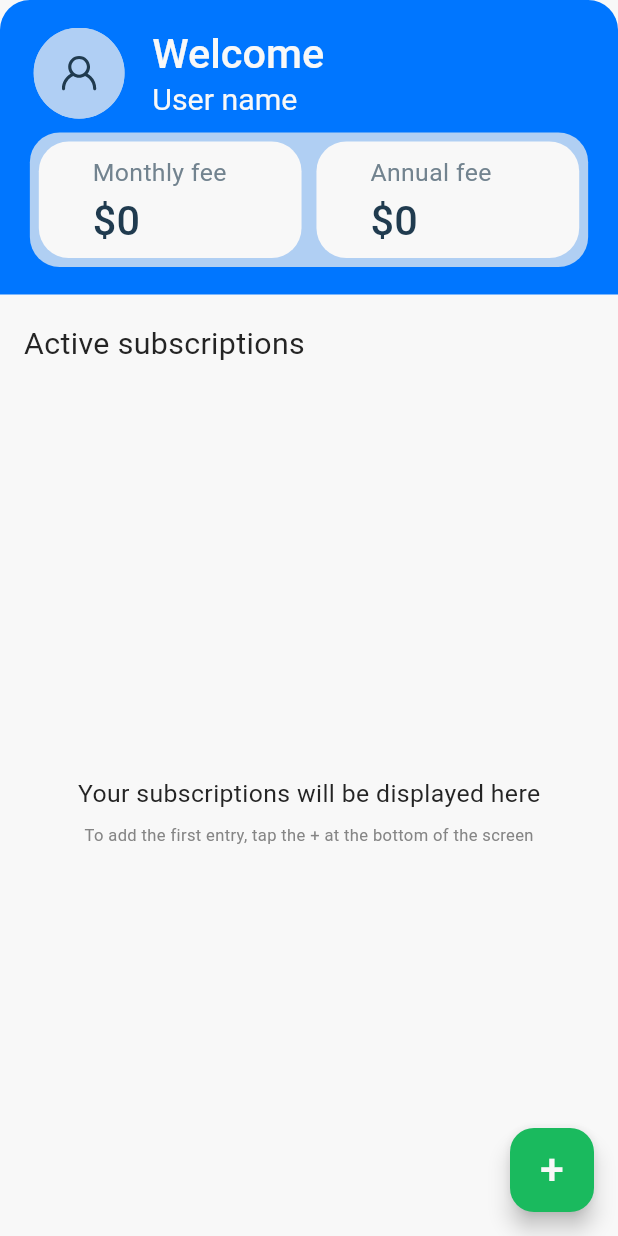
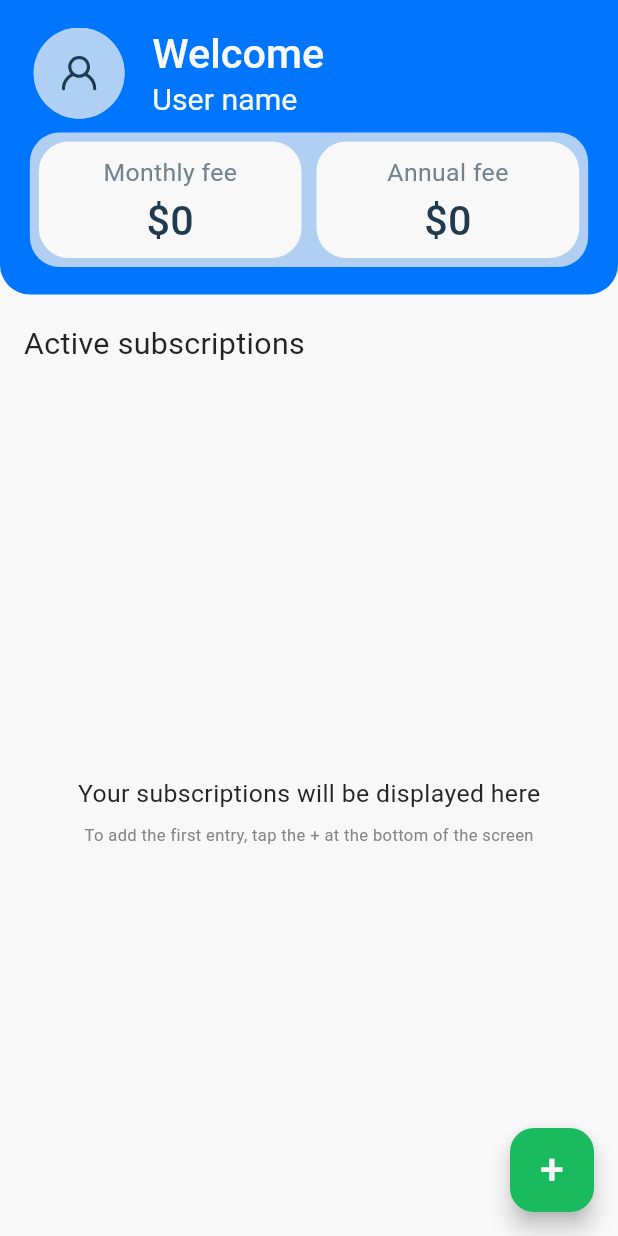
Before and after one commit to ArturKozack/app_p_81, a Flutter app: the HomePage screen opened by its route, on a phone screen of 412 x 824 dp. Run offline on Flutter 3.47's test engine with Material 3 defaults, Android fonts, the phone set to English and light mode, and no system bars; our stand-ins replace cached_network_image, calendar_date_picker2, connectivity_plus, flutter_native_splash, flutter_svg, hive and 4 more; missing offline and left inert: notification_permissions; accounts and stored records are empty; generated files the repository leaves out were written again; project files that could hold a hidden picture were left out.

Commit message:
fix: small UI changes

```diff
--- a/lib/presentation/calendar_page/calendar_page.dart
+++ b/lib/presentation/calendar_page/calendar_page.dart
@@ -80,7 +80,7 @@ class CalendarPageState extends State<CalendarPage> {
   Widget _buildActiveSubscriptions() {
     return Container(
       decoration: AppDecoration.fillLightBlueA.copyWith(
-        borderRadius: BorderRadiusStyle.customBorderBL20,
+        borderRadius: BorderRadiusStyle.customBorderT20,
       ),
       child: Column(
         crossAxisAlignment: CrossAxisAlignment.stretch,
@@ -90,7 +90,7 @@ class CalendarPageState extends State<CalendarPage> {
             child: Container(
               width: double.maxFinite,
               decoration: AppDecoration.fillGray200.copyWith(
-                borderRadius: BorderRadiusStyle.customBorderBL20,
+                borderRadius: BorderRadiusStyle.customBorderT20,
               ),
               padding: EdgeInsets.symmetric(
                 vertical: 16.h,
--- a/lib/presentation/home_page/home_page.dart
+++ b/lib/presentation/home_page/home_page.dart
@@ -50,7 +50,7 @@ class HomePage extends StatelessWidget {
       width: double.maxFinite,
       padding: EdgeInsets.symmetric(vertical: 20.v),
       decoration: AppDecoration.fillLightBlueA.copyWith(
-        borderRadius: BorderRadiusStyle.customBorderBL20,
+        borderRadius: BorderRadiusStyle.customBorderB20,
       ),
       child: Column(
         mainAxisSize: MainAxisSize.min,
@@ -160,7 +160,7 @@ class HomePage extends StatelessWidget {
 
     return Container(
       padding: EdgeInsets.symmetric(
-        horizontal: 36.h,
+        horizontal: 16.h,
         vertical: 6.v,
       ),
       decoration: AppDecoration.fillGray.copyWith(
@@ -168,7 +168,6 @@ class HomePage extends StatelessWidget {
       ),
       child: Column(
         mainAxisSize: MainAxisSize.min,
-        crossAxisAlignment: CrossAxisAlignment.start,
         mainAxisAlignment: MainAxisAlignment.center,
         children: [
           SizedBox(height: 4.v),
@@ -183,6 +182,8 @@ class HomePage extends StatelessWidget {
             style: theme.textTheme.headlineLarge!.copyWith(
               color: appTheme.blueGray900,
             ),
+            overflow: TextOverflow.ellipsis,
+            maxLines: 1,
           )
         ],
       ),
--- a/lib/theme/app_decoration.dart
+++ b/lib/theme/app_decoration.dart
@@ -63,9 +63,14 @@ class AppDecoration {
 
 class BorderRadiusStyle {
   // Custom borders
-  static BorderRadius get customBorderBL20 => BorderRadius.only(
+  static BorderRadius get customBorderT20 => BorderRadius.only(
         topLeft: Radius.circular(20.h),
         topRight: Radius.circular(20.h),
+      );
+
+  static BorderRadius get customBorderB20 => BorderRadius.only(
+        bottomLeft: Radius.circular(20.h),
+        bottomRight: Radius.circular(20.h),
       );
 // Rounded borders
   static BorderRadius get roundedBorder20 => BorderRadius.circular(
--- a/lib/widgets/custom_outlined_button.dart
+++ b/lib/widgets/custom_text_button.dart
@@ -2,8 +2,8 @@ import 'package:flutter/material.dart';
 import '../core/app_export.dart';
 import 'base_button.dart';
 
-class CustomOutlinedButton extends BaseButton {
-  CustomOutlinedButton(
+class CustomTextButton extends BaseButton {
+  CustomTextButton(
       {Key? key,
       this.decoration,
       this.leftIcon,
@@ -52,7 +52,7 @@ class CustomOutlinedButton extends BaseButton {
         width: this.width ?? double.maxFinite,
         margin: margin,
         decoration: decoration,
-        child: OutlinedButton(
+        child: TextButton(
           style: buttonStyle,
           onPressed: isDisabled ?? false ? null : onPressed ?? () {},
           child: Row(
--- a/lib/widgets/custom_text_form_field.dart
+++ b/lib/widgets/custom_text_form_field.dart
@@ -1,9 +1,9 @@
 import 'package:flutter/material.dart';
 import 'package:flutter/services.dart';
-import '../core/app_export.dart';
+import 'package:app_p_81/core/app_export.dart';
 
 class CustomTextFormField extends StatelessWidget {
-  CustomTextFormField({
+  const CustomTextFormField({
     Key? key,
     this.alignment,
     this.width,
@@ -83,7 +83,7 @@ class CustomTextFormField extends StatelessWidget {
 
   final List<TextInputFormatter>? inputFormatters;
 
-  void Function(String)? onChanged;
+  final void Function(String)? onChanged;
 
   @override
   Widget build(BuildContext context) {
```
